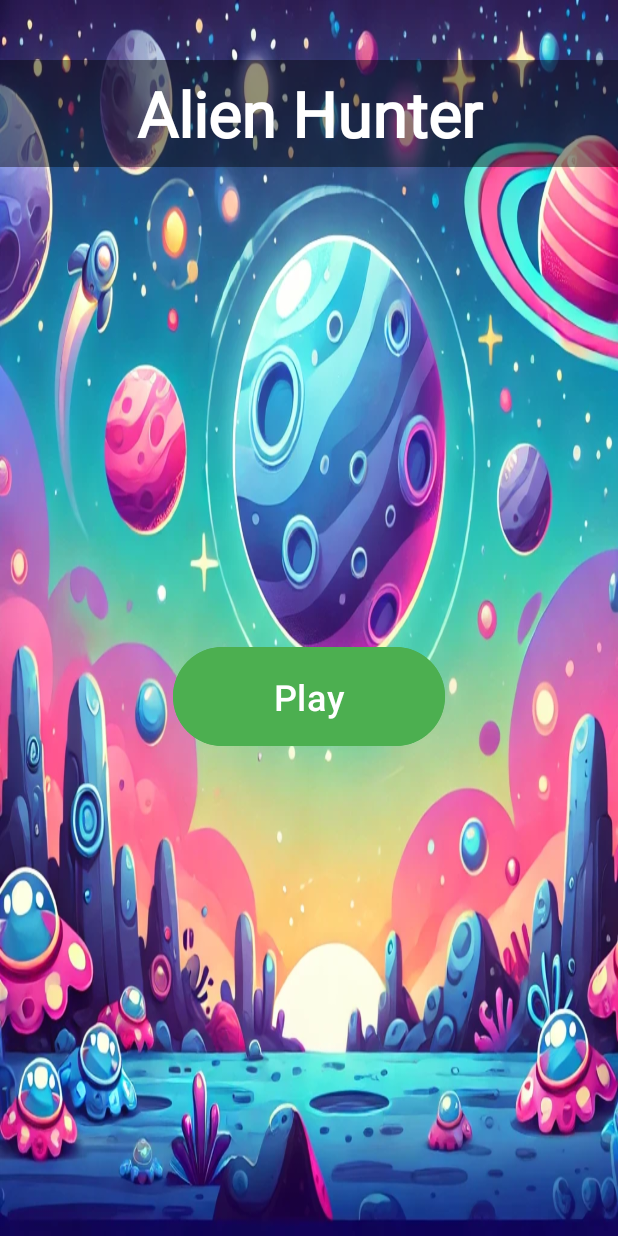
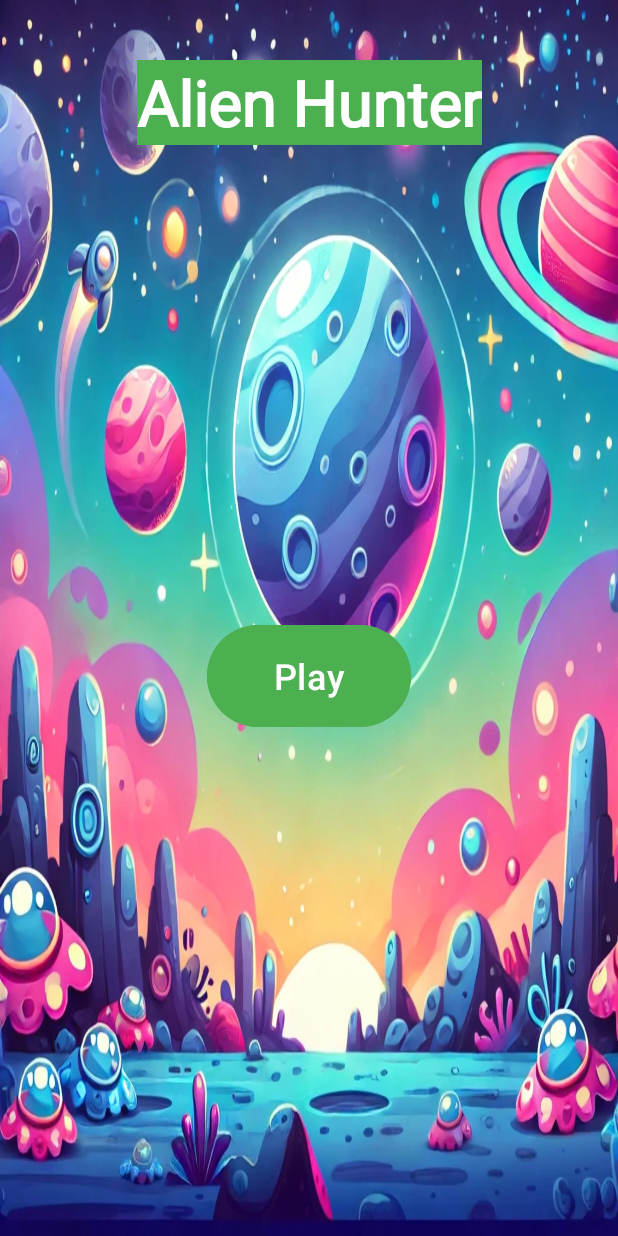
Before and after one commit to alexandar-nikolov/nfc-game, an Android app: the screen it shows after launch (LandingActivity), on a phone screen of 412 x 824 dp. Run offline under Robolectric (Android 15) with nearby library versions, the phone set to English and light mode, and no system bars.

Commit message:
Initial commit

```diff
--- a/app/src/main/AndroidManifest.xml
+++ b/app/src/main/AndroidManifest.xml
@@ -11,9 +11,9 @@
         android:allowBackup="true"
         android:dataExtractionRules="@xml/data_extraction_rules"
         android:fullBackupContent="@xml/backup_rules"
-        android:icon="@drawable/alien"
+        android:icon="@mipmap/ic_launcher"
         android:label="@string/app_name"
-        android:roundIcon="@drawable/mainbackground"
+        android:roundIcon="@mipmap/ic_launcher_round"
         android:supportsRtl="true"
         android:theme="@style/Theme.DuckHunt"
         tools:targetApi="31">
--- a/app/src/main/res/layout/activity_landing.xml
+++ b/app/src/main/res/layout/activity_landing.xml
@@ -14,10 +14,10 @@
 
     <TextView
         android:id="@+id/gameTitle"
-        android:layout_width="412dp"
-        android:layout_height="71dp"
+        android:layout_width="wrap_content"
+        android:layout_height="wrap_content"
         android:layout_marginTop="40dp"
-        android:background="#6E000000"
+        android:background="#4CAF50"
         android:fontFamily="@font/mainfont"
         android:gravity="center"
         android:text="Alien Hunter"
@@ -30,8 +30,8 @@
 
     <Button
         android:id="@+id/playButton"
-        android:layout_width="181dp"
-        android:layout_height="74dp"
+        android:layout_width="136dp"
+        android:layout_height="76dp"
         android:layout_marginTop="316dp"
         android:backgroundTint="@color/buttonColor2"
         android:text="Play"
```
